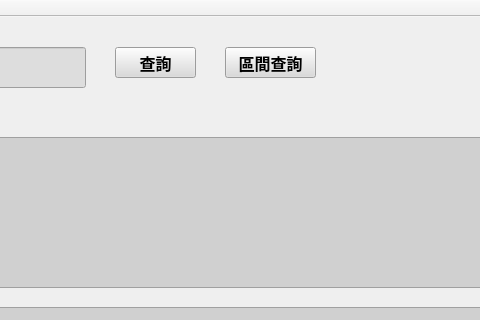
First picture: the form in mainwindow.ui, repository Linlai2369632/workingDiary, before the edit; both pictures show x 335 to 815 and y 0 to 320 of the 1144 by 734 pixel window.
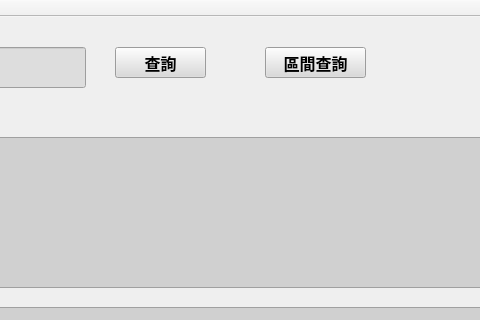
Second picture: the form after the edit.

Diff of the .ui file:
```diff
--- a/mainwindow.ui
+++ b/mainwindow.ui
@@ -182,7 +182,7 @@
      <rect>
       <x>450</x>
       <y>30</y>
-      <width>81</width>
+      <width>91</width>
       <height>31</height>
      </rect>
     </property>
@@ -204,9 +204,9 @@
    <widget class="QPushButton" name="pbSearchSequence">
     <property name="geometry">
      <rect>
-      <x>560</x>
+      <x>600</x>
       <y>30</y>
-      <width>91</width>
+      <width>101</width>
       <height>31</height>
      </rect>
     </property>
```
